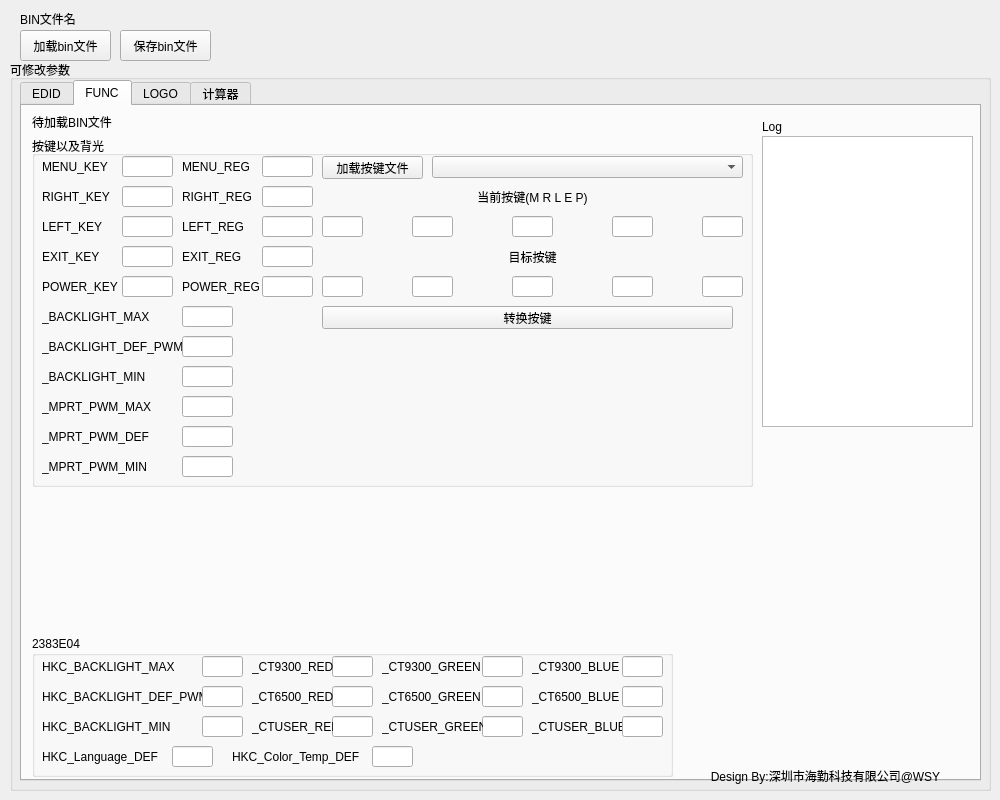
Before: the Qt Designer form hk_bin_tool.ui in wayneso/HK_BIN_TOOL, drawn with Qt 5.
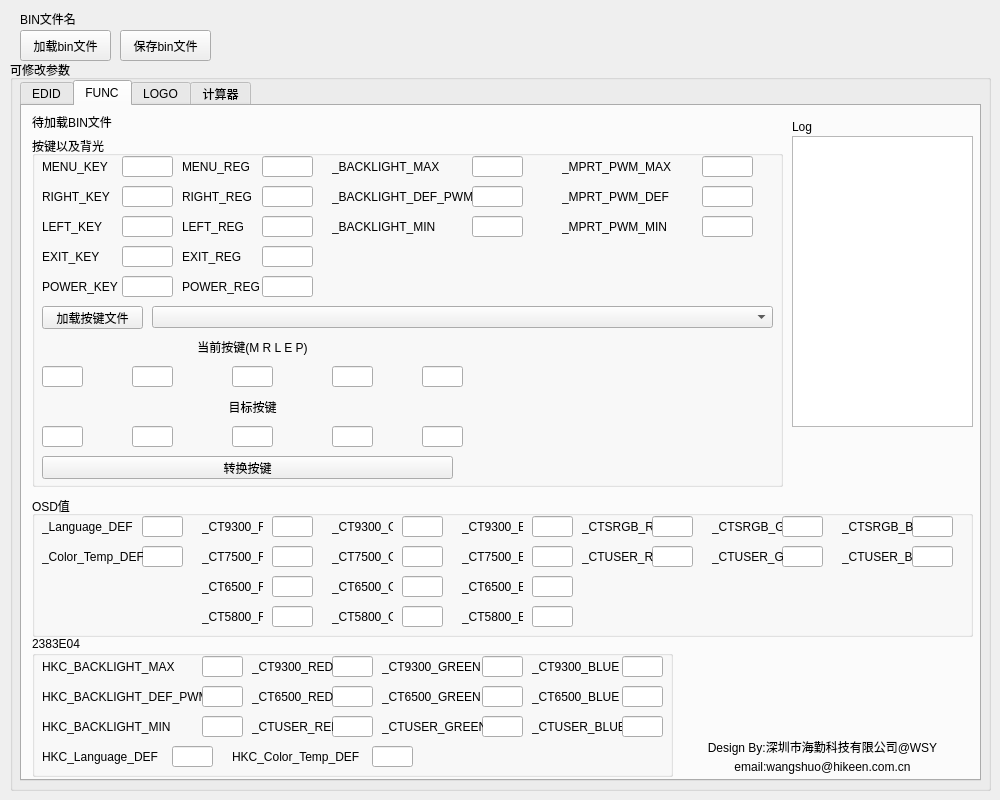
After: the same form once the commit is applied. The open tabs and pages were chosen to show the change.

The edit to the form file:
```diff
--- a/hk_bin_tool.ui
+++ b/hk_bin_tool.ui
@@ -1219,7 +1219,7 @@
        <rect>
         <x>10</x>
         <y>30</y>
-        <width>721</width>
+        <width>751</width>
         <height>351</height>
        </rect>
       </property>
@@ -1459,8 +1459,8 @@
       <widget class="QLabel" name="label_22">
        <property name="geometry">
         <rect>
-         <x>10</x>
-         <y>170</y>
+         <x>300</x>
+         <y>20</y>
          <width>141</width>
          <height>21</height>
         </rect>
@@ -1472,8 +1472,8 @@
       <widget class="QLineEdit" name="_MPRT_PWM_MAX">
        <property name="geometry">
         <rect>
-         <x>150</x>
-         <y>260</y>
+         <x>670</x>
+         <y>20</y>
          <width>51</width>
          <height>21</height>
         </rect>
@@ -1482,8 +1482,8 @@
       <widget class="QLineEdit" name="_MPRT_PWM_DEF">
        <property name="geometry">
         <rect>
-         <x>150</x>
-         <y>290</y>
+         <x>670</x>
+         <y>50</y>
          <width>51</width>
          <height>21</height>
         </rect>
@@ -1492,8 +1492,8 @@
       <widget class="QLabel" name="label_25">
        <property name="geometry">
         <rect>
-         <x>10</x>
-         <y>260</y>
+         <x>530</x>
+         <y>20</y>
          <width>121</width>
          <height>21</height>
         </rect>
@@ -1505,8 +1505,8 @@
       <widget class="QLabel" name="label_24">
        <property name="geometry">
         <rect>
-         <x>10</x>
-         <y>230</y>
+         <x>300</x>
+         <y>80</y>
          <width>141</width>
          <height>21</height>
         </rect>
@@ -1518,8 +1518,8 @@
       <widget class="QLabel" name="label_26">
        <property name="geometry">
         <rect>
-         <x>10</x>
-         <y>320</y>
+         <x>530</x>
+         <y>80</y>
          <width>121</width>
          <height>21</height>
         </rect>
@@ -1531,8 +1531,8 @@
       <widget class="QLabel" name="label_23">
        <property name="geometry">
         <rect>
-         <x>10</x>
-         <y>200</y>
+         <x>300</x>
+         <y>50</y>
          <width>141</width>
          <height>21</height>
         </rect>
@@ -1544,8 +1544,8 @@
       <widget class="QLineEdit" name="_MPRT_PWM_MIN">
        <property name="geometry">
         <rect>
-         <x>150</x>
-         <y>320</y>
+         <x>670</x>
+         <y>80</y>
          <width>51</width>
          <height>21</height>
         </rect>
@@ -1554,8 +1554,8 @@
       <widget class="QLabel" name="label_27">
        <property name="geometry">
         <rect>
-         <x>10</x>
-         <y>290</y>
+         <x>530</x>
+         <y>50</y>
          <width>121</width>
          <height>21</height>
         </rect>
@@ -1567,8 +1567,8 @@
       <widget class="QLineEdit" name="_BACKLIGHT_DEF_PWM">
        <property name="geometry">
         <rect>
-         <x>150</x>
-         <y>200</y>
+         <x>440</x>
+         <y>50</y>
          <width>51</width>
          <height>21</height>
         </rect>
@@ -1577,8 +1577,8 @@
       <widget class="QLineEdit" name="_BACKLIGHT_MAX">
        <property name="geometry">
         <rect>
-         <x>150</x>
-         <y>170</y>
+         <x>440</x>
+         <y>20</y>
          <width>51</width>
          <height>21</height>
         </rect>
@@ -1587,8 +1587,8 @@
       <widget class="QLineEdit" name="_BACKLIGHT_MIN">
        <property name="geometry">
         <rect>
-         <x>150</x>
-         <y>230</y>
+         <x>440</x>
+         <y>80</y>
          <width>51</width>
          <height>21</height>
         </rect>
@@ -1597,8 +1597,8 @@
       <widget class="QPushButton" name="Add_Key_H_pushButton">
        <property name="geometry">
         <rect>
-         <x>290</x>
-         <y>20</y>
+         <x>10</x>
+         <y>170</y>
          <width>101</width>
          <height>23</height>
         </rect>
@@ -1610,9 +1610,9 @@
       <widget class="QComboBox" name="Key_H_List_comboBox">
        <property name="geometry">
         <rect>
-         <x>400</x>
-         <y>20</y>
-         <width>311</width>
+         <x>120</x>
+         <y>170</y>
+         <width>621</width>
          <height>22</height>
         </rect>
        </property>
@@ -1620,8 +1620,8 @@
       <widget class="QLabel" name="label_64">
        <property name="geometry">
         <rect>
-         <x>290</x>
-         <y>50</y>
+         <x>10</x>
+         <y>200</y>
          <width>421</width>
          <height>21</height>
         </rect>
@@ -1636,8 +1636,8 @@
       <widget class="QLineEdit" name="Key_1_lineEdit">
        <property name="geometry">
         <rect>
-         <x>290</x>
-         <y>80</y>
+         <x>10</x>
+         <y>230</y>
          <width>41</width>
          <height>21</height>
         </rect>
@@ -1646,8 +1646,8 @@
       <widget class="QLineEdit" name="Key_2_lineEdit">
        <property name="geometry">
         <rect>
-         <x>380</x>
-         <y>80</y>
+         <x>100</x>
+         <y>230</y>
          <width>41</width>
          <height>21</height>
         </rect>
@@ -1656,8 +1656,8 @@
       <widget class="QLineEdit" name="Key_3_lineEdit">
        <property name="geometry">
         <rect>
-         <x>480</x>
-         <y>80</y>
+         <x>200</x>
+         <y>230</y>
          <width>41</width>
          <height>21</height>
         </rect>
@@ -1666,8 +1666,8 @@
       <widget class="QLineEdit" name="Key_4_lineEdit">
        <property name="geometry">
         <rect>
-         <x>580</x>
-         <y>80</y>
+         <x>300</x>
+         <y>230</y>
          <width>41</width>
          <height>21</height>
         </rect>
@@ -1676,8 +1676,8 @@
       <widget class="QLineEdit" name="Key_5_lineEdit">
        <property name="geometry">
         <rect>
-         <x>670</x>
-         <y>80</y>
+         <x>390</x>
+         <y>230</y>
          <width>41</width>
          <height>21</height>
         </rect>
@@ -1686,8 +1686,8 @@
       <widget class="QLineEdit" name="Key_7_lineEdit">
        <property name="geometry">
         <rect>
-         <x>380</x>
-         <y>140</y>
+         <x>100</x>
+         <y>290</y>
          <width>41</width>
          <height>21</height>
         </rect>
@@ -1696,8 +1696,8 @@
       <widget class="QLabel" name="label_74">
        <property name="geometry">
         <rect>
-         <x>290</x>
-         <y>110</y>
+         <x>10</x>
+         <y>260</y>
          <width>421</width>
          <height>21</height>
         </rect>
@@ -1712,8 +1712,8 @@
       <widget class="QLineEdit" name="Key_10_lineEdit">
        <property name="geometry">
         <rect>
-         <x>670</x>
-         <y>140</y>
+         <x>390</x>
+         <y>290</y>
          <width>41</width>
          <height>21</height>
         </rect>
@@ -1722,8 +1722,8 @@
       <widget class="QLineEdit" name="Key_8_lineEdit">
        <property name="geometry">
         <rect>
-         <x>480</x>
-         <y>140</y>
+         <x>200</x>
+         <y>290</y>
          <width>41</width>
          <height>21</height>
         </rect>
@@ -1732,8 +1732,8 @@
       <widget class="QLineEdit" name="Key_9_lineEdit">
        <property name="geometry">
         <rect>
-         <x>580</x>
-         <y>140</y>
+         <x>300</x>
+         <y>290</y>
          <width>41</width>
          <height>21</height>
         </rect>
@@ -1742,8 +1742,8 @@
       <widget class="QLineEdit" name="Key_6_lineEdit">
        <property name="geometry">
         <rect>
-         <x>290</x>
-         <y>140</y>
+         <x>10</x>
+         <y>290</y>
          <width>41</width>
          <height>21</height>
         </rect>
@@ -1752,8 +1752,8 @@
       <widget class="QPushButton" name="Key_Convert_pushButton">
        <property name="geometry">
         <rect>
-         <x>290</x>
-         <y>170</y>
+         <x>10</x>
+         <y>320</y>
          <width>411</width>
          <height>23</height>
         </rect>
@@ -1766,9 +1766,9 @@
      <widget class="QLabel" name="label_73">
       <property name="geometry">
        <rect>
-        <x>740</x>
+        <x>770</x>
         <y>10</y>
-        <width>211</width>
+        <width>181</width>
         <height>21</height>
        </rect>
       </property>
@@ -1779,13 +1779,518 @@
      <widget class="QTextEdit" name="FUNC_textEdit">
       <property name="geometry">
        <rect>
-        <x>740</x>
+        <x>770</x>
         <y>30</y>
-        <width>211</width>
+        <width>181</width>
         <height>291</height>
        </rect>
       </property>
      </widget>
+     <widget class="QGroupBox" name="groupBox_8">
+      <property name="geometry">
+       <rect>
+        <x>10</x>
+        <y>390</y>
+        <width>941</width>
+        <height>141</height>
+       </rect>
+      </property>
+      <property name="title">
+       <string>OSD值</string>
+      </property>
+      <widget class="QLineEdit" name="RTD_Language_DEF">
+       <property name="geometry">
+        <rect>
+         <x>110</x>
+         <y>20</y>
+         <width>41</width>
+         <height>21</height>
+        </rect>
+       </property>
+      </widget>
+      <widget class="QLineEdit" name="RTD_Color_Temp_DEF">
+       <property name="geometry">
+        <rect>
+         <x>110</x>
+         <y>50</y>
+         <width>41</width>
+         <height>21</height>
+        </rect>
+       </property>
+      </widget>
+      <widget class="QLabel" name="label_75">
+       <property name="geometry">
+        <rect>
+         <x>10</x>
+         <y>20</y>
+         <width>101</width>
+         <height>21</height>
+        </rect>
+       </property>
+       <property name="text">
+        <string>_Language_DEF</string>
+       </property>
+      </widget>
+      <widget class="QLabel" name="label_76">
+       <property name="geometry">
+        <rect>
+         <x>10</x>
+         <y>50</y>
+         <width>101</width>
+         <height>21</height>
+        </rect>
+       </property>
+       <property name="text">
+        <string>_Color_Temp_DEF</string>
+       </property>
+      </widget>
+      <widget class="QLineEdit" name="RTD_CT9300_RED">
+       <property name="geometry">
+        <rect>
+         <x>240</x>
+         <y>20</y>
+         <width>41</width>
+         <height>21</height>
+        </rect>
+       </property>
+      </widget>
+      <widget class="QLineEdit" name="RTD_CT9300_BLUE">
+       <property name="geometry">
+        <rect>
+         <x>500</x>
+         <y>20</y>
+         <width>41</width>
+         <height>21</height>
+        </rect>
+       </property>
+      </widget>
+      <widget class="QLabel" name="label_77">
+       <property name="geometry">
+        <rect>
+         <x>550</x>
+         <y>20</y>
+         <width>71</width>
+         <height>21</height>
+        </rect>
+       </property>
+       <property name="text">
+        <string>_CTSRGB_R</string>
+       </property>
+      </widget>
+      <widget class="QLabel" name="label_78">
+       <property name="geometry">
+        <rect>
+         <x>300</x>
+         <y>20</y>
+         <width>61</width>
+         <height>21</height>
+        </rect>
+       </property>
+       <property name="text">
+        <string>_CT9300_G</string>
+       </property>
+      </widget>
+      <widget class="QLineEdit" name="RTD_CT6500_BLUE">
+       <property name="geometry">
+        <rect>
+         <x>500</x>
+         <y>80</y>
+         <width>41</width>
+         <height>21</height>
+        </rect>
+       </property>
+      </widget>
+      <widget class="QLineEdit" name="RTD_CTSRGB_BLUE">
+       <property name="geometry">
+        <rect>
+         <x>880</x>
+         <y>20</y>
+         <width>41</width>
+         <height>21</height>
+        </rect>
+       </property>
+      </widget>
+      <widget class="QLabel" name="label_79">
+       <property name="geometry">
+        <rect>
+         <x>300</x>
+         <y>80</y>
+         <width>61</width>
+         <height>21</height>
+        </rect>
+       </property>
+       <property name="text">
+        <string>_CT6500_G</string>
+       </property>
+      </widget>
+      <widget class="QLabel" name="label_80">
+       <property name="geometry">
+        <rect>
+         <x>430</x>
+         <y>20</y>
+         <width>61</width>
+         <height>21</height>
+        </rect>
+       </property>
+       <property name="text">
+        <string>_CT9300_B</string>
+       </property>
+      </widget>
+      <widget class="QLabel" name="label_81">
+       <property name="geometry">
+        <rect>
+         <x>170</x>
+         <y>20</y>
+         <width>61</width>
+         <height>21</height>
+        </rect>
+       </property>
+       <property name="text">
+        <string>_CT9300_R</string>
+       </property>
+      </widget>
+      <widget class="QLineEdit" name="RTD_CTSRGB_RED">
+       <property name="geometry">
+        <rect>
+         <x>620</x>
+         <y>20</y>
+         <width>41</width>
+         <height>21</height>
+        </rect>
+       </property>
+      </widget>
+      <widget class="QLabel" name="label_82">
+       <property name="geometry">
+        <rect>
+         <x>680</x>
+         <y>20</y>
+         <width>71</width>
+         <height>21</height>
+        </rect>
+       </property>
+       <property name="text">
+        <string>_CTSRGB_G</string>
+       </property>
+      </widget>
+      <widget class="QLabel" name="label_83">
+       <property name="geometry">
+        <rect>
+         <x>810</x>
+         <y>20</y>
+         <width>71</width>
+         <height>21</height>
+        </rect>
+       </property>
+       <property name="text">
+        <string>_CTSRGB_B</string>
+       </property>
+      </widget>
+      <widget class="QLineEdit" name="RTD_CT9300_GREEN">
+       <property name="geometry">
+        <rect>
+         <x>370</x>
+         <y>20</y>
+         <width>41</width>
+         <height>21</height>
+        </rect>
+       </property>
+      </widget>
+      <widget class="QLineEdit" name="RTD_CTSRGB_GREEN">
+       <property name="geometry">
+        <rect>
+         <x>750</x>
+         <y>20</y>
+         <width>41</width>
+         <height>21</height>
+        </rect>
+       </property>
+      </widget>
+      <widget class="QLabel" name="label_84">
+       <property name="geometry">
+        <rect>
+         <x>170</x>
+         <y>80</y>
+         <width>61</width>
+         <height>21</height>
+        </rect>
+       </property>
+       <property name="text">
+        <string>_CT6500_R</string>
+       </property>
+      </widget>
+      <widget class="QLineEdit" name="RTD_CT6500_RED">
+       <property name="geometry">
+        <rect>
+         <x>240</x>
+         <y>80</y>
+         <width>41</width>
+         <height>21</height>
+        </rect>
+       </property>
+      </widget>
+      <widget class="QLabel" name="label_85">
+       <property name="geometry">
+        <rect>
+         <x>430</x>
+         <y>80</y>
+         <width>61</width>
+         <height>21</height>
+        </rect>
+       </property>
+       <property name="text">
+        <string>_CT6500_B</string>
+       </property>
+      </widget>
+      <widget class="QLineEdit" name="RTD_CT6500_GREEN">
+       <property name="geometry">
+        <rect>
+         <x>370</x>
+         <y>80</y>
+         <width>41</width>
+         <height>21</height>
+        </rect>
+       </property>
+      </widget>
+      <widget class="QLabel" name="label_87">
+       <property name="geometry">
+        <rect>
+         <x>300</x>
+         <y>50</y>
+         <width>61</width>
+         <height>21</height>
+        </rect>
+       </property>
+       <property name="text">
+        <string>_CT7500_G</string>
+       </property>
+      </widget>
+      <widget class="QLineEdit" name="RTD_CT7500_GREEN">
+       <property name="geometry">
+        <rect>
+         <x>370</x>
+         <y>50</y>
+         <width>41</width>
+         <height>21</height>
+        </rect>
+       </property>
+      </widget>
+      <widget class="QLineEdit" name="RTD_CT7500_RED">
+       <property name="geometry">
+        <rect>
+         <x>240</x>
+         <y>50</y>
+         <width>41</width>
+         <height>21</height>
+        </rect>
+       </property>
+      </widget>
+      <widget class="QLineEdit" name="RTD_CT7500_BLUE">
+       <property name="geometry">
+        <rect>
+         <x>500</x>
+         <y>50</y>
+         <width>41</width>
+         <height>21</height>
+        </rect>
+       </property>
+      </widget>
+      <widget class="QLabel" name="label_86">
+       <property name="geometry">
+        <rect>
+         <x>170</x>
+         <y>50</y>
+         <width>61</width>
+         <height>21</height>
+        </rect>
+       </property>
+       <property name="text">
+        <string>_CT7500_R</string>
+       </property>
+      </widget>
+      <widget class="QLabel" name="label_88">
+       <property name="geometry">
+        <rect>
+         <x>430</x>
+         <y>50</y>
+         <width>61</width>
+         <height>21</height>
+        </rect>
+       </property>
+       <property name="text">
+        <string>_CT7500_B</string>
+       </property>
+      </widget>
+      <widget class="QLineEdit" name="RTD_CT5800_BLUE">
+       <property name="geometry">
+        <rect>
+         <x>500</x>
+         <y>110</y>
+         <width>41</width>
+         <height>21</height>
+        </rect>
+       </property>
+      </widget>
+      <widget class="QLabel" name="label_89">
+       <property name="geometry">
+        <rect>
+         <x>170</x>
+         <y>110</y>
+         <width>61</width>
+         <height>21</height>
+        </rect>
+       </property>
+       <property name="text">
+        <string>_CT5800_R</string>
+       </property>
+      </widget>
+      <widget class="QLineEdit" name="RTD_CT5800_RED">
+       <property name="geometry">
+        <rect>
+         <x>240</x>
+         <y>110</y>
+         <width>41</width>
+         <height>21</height>
+        </rect>
+       </property>
+      </widget>
+      <widget class="QLabel" name="label_90">
+       <property name="geometry">
+        <rect>
+         <x>430</x>
+         <y>110</y>
+         <width>61</width>
+         <height>21</height>
+        </rect>
+       </property>
+       <property name="text">
+        <string>_CT5800_B</string>
+       </property>
+      </widget>
+      <widget class="QLineEdit" name="RTD_CT5800_GREEN">
+       <property name="geometry">
+        <rect>
+         <x>370</x>
+         <y>110</y>
+         <width>41</width>
+         <height>21</height>
+        </rect>
+       </property>
+      </widget>
+      <widget class="QLabel" name="label_91">
+       <property name="geometry">
+        <rect>
+         <x>300</x>
+         <y>110</y>
+         <width>61</width>
+         <height>21</height>
+        </rect>
+       </property>
+       <property name="text">
+        <string>_CT5800_G</string>
+       </property>
+      </widget>
+      <widget class="QLineEdit" name="RTD_CTUSER_RED">
+       <property name="geometry">
+        <rect>
+         <x>620</x>
+         <y>50</y>
+         <width>41</width>
+         <height>21</height>
+        </rect>
+       </property>
+      </widget>
+      <widget class="QLineEdit" name="RTD_CTUSER_GREEN">
+       <property name="geometry">
+        <rect>
+         <x>750</x>
+         <y>50</y>
+         <width>41</width>
+         <height>21</height>
+        </rect>
+       </property>
+      </widget>
+      <widget class="QLabel" name="label_92">
+       <property name="geometry">
+        <rect>
+         <x>550</x>
+         <y>50</y>
+         <width>71</width>
+         <height>21</height>
+        </rect>
+       </property>
+       <property name="text">
+        <string>_CTUSER_R</string>
+       </property>
+      </widget>
+      <widget class="QLabel" name="label_93">
+       <property name="geometry">
+        <rect>
+         <x>680</x>
+         <y>50</y>
+         <width>71</width>
+         <height>21</height>
+        </rect>
+       </property>
+       <property name="text">
+        <string>_CTUSER_G</string>
+       </property>
+      </widget>
+      <widget class="QLabel" name="label_94">
+       <property name="geometry">
+        <rect>
+         <x>810</x>
+         <y>50</y>
+         <width>71</width>
+         <height>21</height>
+        </rect>
+       </property>
+       <property name="text">
+        <string>_CTUSER_B</string>
+       </property>
+      </widget>
+      <widget class="QLineEdit" name="RTD_CTUSER_BLUE">
+       <property name="geometry">
+        <rect>
+         <x>880</x>
+         <y>50</y>
+         <width>41</width>
+         <height>21</height>
+        </rect>
+       </property>
+      </widget>
+     </widget>
+     <widget class="QLabel" name="label_11">
+      <property name="geometry">
+       <rect>
+        <x>650</x>
+        <y>630</y>
+        <width>301</width>
+        <height>21</height>
+       </rect>
+      </property>
+      <property name="text">
+       <string>Design By:深圳市海勤科技有限公司@WSY</string>
+      </property>
+      <property name="alignment">
+       <set>Qt::AlignmentFlag::AlignCenter</set>
+      </property>
+     </widget>
+     <widget class="QLabel" name="label_40">
+      <property name="geometry">
+       <rect>
+        <x>650</x>
+        <y>650</y>
+        <width>301</width>
+        <height>21</height>
+       </rect>
+      </property>
+      <property name="text">
+       <string>email:wangshuo@hikeen.com.cn</string>
+      </property>
+      <property name="alignment">
+       <set>Qt::AlignmentFlag::AlignCenter</set>
+      </property>
+     </widget>
     </widget>
     <widget class="QWidget" name="tab_2">
      <attribute name="title">
@@ -1801,272 +2306,6 @@
        </rect>
       </property>
      </widget>
-     <widget class="QLabel" name="BIN_LOGO_flag_label">
-      <property name="geometry">
-       <rect>
-        <x>10</x>
-        <y>10</y>
-        <width>561</width>
-        <height>31</height>
-       </rect>
-      </property>
-      <property name="text">
-       <string>等待加载bin文件</string>
-      </property>
-     </widget>
-     <widget class="QLabel" name="label_40">
-      <property name="geometry">
-       <rect>
-        <x>10</x>
-        <y>50</y>
-        <width>121</width>
-        <height>21</height>
-       </rect>
-      </property>
-      <property name="text">
-       <string>_LOGO_BG_COLOR</string>
-      </property>
-     </widget>
-     <widget class="QLabel" name="label_41">
-      <property name="geometry">
-       <rect>
-        <x>10</x>
-        <y>80</y>
-        <width>121</width>
-        <height>21</height>
-       </rect>
-      </property>
-      <property name="text">
-       <string>_LOGO_FG_COLOR</string>
-      </property>
-     </widget>
-     <widget class="QLabel" name="label_42">
-      <property name="geometry">
-       <rect>
-        <x>10</x>
-        <y>190</y>
-        <width>121</width>
-        <height>21</height>
-       </rect>
-      </property>
-      <property name="text">
-       <string>_LOGO_COL</string>
-      </property>
-     </widget>
-     <widget class="QLabel" name="label_43">
-      <property name="geometry">
-       <rect>
-        <x>10</x>
-        <y>220</y>
-        <width>121</width>
-        <height>21</height>
-       </rect>
-      </property>
-      <property name="text">
-       <string>_LOGO_ROW</string>
-      </property>
-     </widget>
-     <widget class="QLabel" name="label_44">
-      <property name="geometry">
-       <rect>
-        <x>10</x>
-        <y>260</y>
-        <width>121</width>
-        <height>21</height>
-       </rect>
-      </property>
-      <property name="text">
-       <string>_LOGO_BG_RED</string>
-      </property>
-     </widget>
-     <widget class="QLabel" name="label_45">
-      <property name="geometry">
-       <rect>
-        <x>10</x>
-        <y>290</y>
-        <width>121</width>
-        <height>21</height>
-       </rect>
-      </property>
-      <property name="text">
-       <string>_LOGO_BG_GREEN</string>
-      </property>
-     </widget>
-     <widget class="QLabel" name="label_46">
-      <property name="geometry">
-       <rect>
-        <x>10</x>
-        <y>320</y>
-        <width>121</width>
-        <height>21</height>
-       </rect>
-      </property>
-      <property name="text">
-       <string>_LOGO_BG_BLUE</string>
-      </property>
-     </widget>
-     <widget class="QLineEdit" name="_LOGO_BG_COLOR_lineEdit">
-      <property name="geometry">
-       <rect>
-        <x>150</x>
-        <y>50</y>
-        <width>51</width>
-        <height>21</height>
-       </rect>
-      </property>
-     </widget>
-     <widget class="QLineEdit" name="_LOGO_FG_COLOR_lineEdit">
-      <property name="geometry">
-       <rect>
-        <x>150</x>
-        <y>80</y>
-        <width>51</width>
-        <height>21</height>
-       </rect>
-      </property>
-     </widget>
-     <widget class="QLineEdit" name="_LOGO_COL_lineEdit">
-      <property name="geometry">
-       <rect>
-        <x>150</x>
-        <y>190</y>
-        <width>51</width>
-        <height>21</height>
-       </rect>
-      </property>
-     </widget>
-     <widget class="QLineEdit" name="_LOGO_ROW_lineEdit">
-      <property name="geometry">
-       <rect>
-        <x>150</x>
-        <y>220</y>
-        <width>51</width>
-        <height>21</height>
-       </rect>
-      </property>
-     </widget>
-     <widget class="QLineEdit" name="_LOGO_BG_RED_lineEdit">
-      <property name="geometry">
-       <rect>
-        <x>150</x>
-        <y>260</y>
-        <width>51</width>
-        <height>21</height>
-       </rect>
-      </property>
-     </widget>
-     <widget class="QLineEdit" name="_LOGO_BG_GREEN_lineEdit">
-      <property name="geometry">
-       <rect>
-        <x>150</x>
-        <y>290</y>
-        <width>51</width>
-        <height>21</height>
-       </rect>
-      </property>
-     </widget>
-     <widget class="QLineEdit" name="_LOGO_BG_BLUE_lineEdit">
-      <property name="geometry">
-       <rect>
-        <x>150</x>
-        <y>320</y>
-        <width>51</width>
-        <height>21</height>
-       </rect>
-      </property>
-     </widget>
-     <widget class="QLineEdit" name="_LOGO_COL_START1_lineEdit">
-      <property name="geometry">
-       <rect>
-        <x>150</x>
-        <y>360</y>
-        <width>51</width>
-        <height>21</height>
-       </rect>
-      </property>
-     </widget>
-     <widget class="QLabel" name="label_47">
-      <property name="geometry">
-       <rect>
-        <x>10</x>
-        <y>360</y>
-        <width>121</width>
-        <height>21</height>
-       </rect>
-      </property>
-      <property name="text">
-       <string>_LOGO_COL_START1</string>
-      </property>
-     </widget>
-     <widget class="QLineEdit" name="_LOGO_ROW_START1_lineEdit">
-      <property name="geometry">
-       <rect>
-        <x>150</x>
-        <y>390</y>
-        <width>51</width>
-        <height>21</height>
-       </rect>
-      </property>
-     </widget>
-     <widget class="QLabel" name="label_48">
-      <property name="geometry">
-       <rect>
-        <x>10</x>
-        <y>390</y>
-        <width>121</width>
-        <height>21</height>
-       </rect>
-      </property>
-      <property name="text">
-       <string>_LOGO_ROW_START1</string>
-      </property>
-     </widget>
-     <widget class="QLineEdit" name="_LOGO_BG_COLOR1_lineEdit">
-      <property name="geometry">
-       <rect>
-        <x>150</x>
-        <y>120</y>
-        <width>51</width>
-        <height>21</height>
-       </rect>
-      </property>
-     </widget>
-     <widget class="QLineEdit" name="_LOGO_FG_COLOR1_lineEdit">
-      <property name="geometry">
-       <rect>
-        <x>150</x>
-        <y>150</y>
-        <width>51</width>
-        <height>21</height>
-       </rect>
-      </property>
-     </widget>
-     <widget class="QLabel" name="label_49">
-      <property name="geometry">
-       <rect>
-        <x>10</x>
-        <y>120</y>
-        <width>121</width>
-        <height>21</height>
-       </rect>
-      </property>
-      <property name="text">
-       <string>_LOGO_BG_COLOR1</string>
-      </property>
-     </widget>
-     <widget class="QLabel" name="label_50">
-      <property name="geometry">
-       <rect>
-        <x>10</x>
-        <y>150</y>
-        <width>121</width>
-        <height>21</height>
-       </rect>
-      </property>
-      <property name="text">
-       <string>_LOGO_FG_COLOR1</string>
-      </property>
-     </widget>
      <widget class="QPushButton" name="Add_LOGO_Define_pushButton">
       <property name="geometry">
        <rect>
@@ -2688,22 +2927,6 @@
     </widget>
    </widget>
   </widget>
-  <widget class="QLabel" name="label_11">
-   <property name="geometry">
-    <rect>
-     <x>670</x>
-     <y>760</y>
-     <width>311</width>
-     <height>31</height>
-    </rect>
-   </property>
-   <property name="text">
-    <string>Design By:深圳市海勤科技有限公司@WSY</string>
-   </property>
-   <property name="alignment">
-    <set>Qt::AlignmentFlag::AlignCenter</set>
-   </property>
-  </widget>
  </widget>
  <resources/>
  <connections/>
```
Left out of the diff: 118 changed lines with no effect on the pictures.
